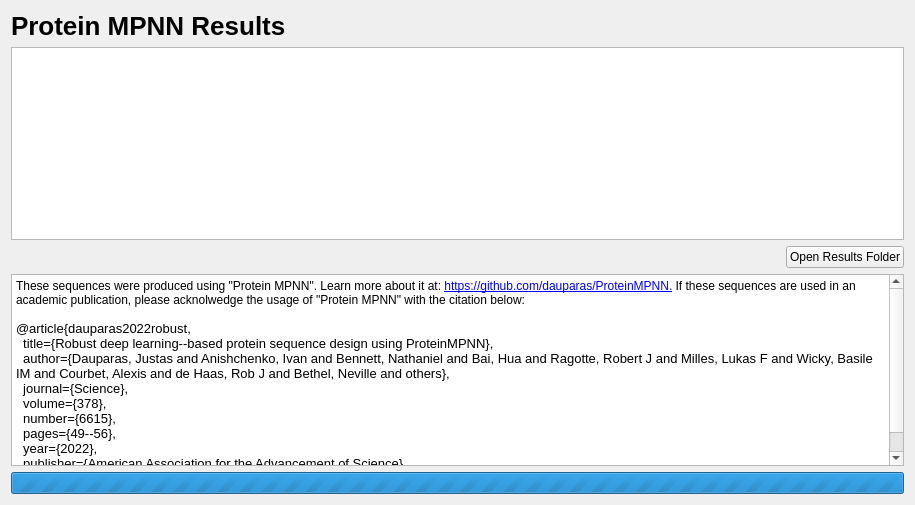
TUM-CBR/pymol-plugins, file cbr/mpnn/visual/MpnnViewer.ui: the form before one commit.
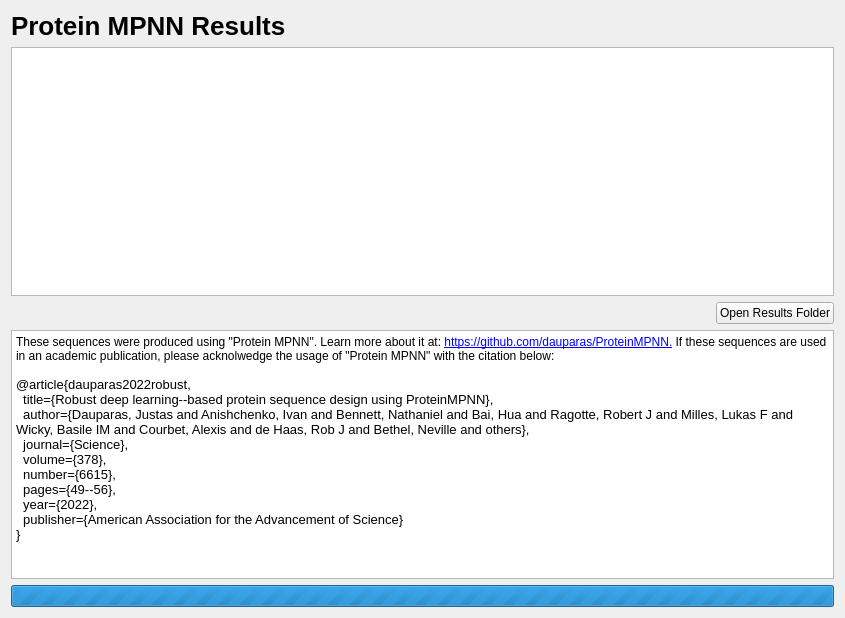
The form after the commit.

What changed in the file:
```diff
--- a/cbr/mpnn/visual/MpnnViewer.ui
+++ b/cbr/mpnn/visual/MpnnViewer.ui
@@ -6,8 +6,8 @@
    <rect>
     <x>0</x>
     <y>0</y>
-    <width>915</width>
-    <height>505</height>
+    <width>845</width>
+    <height>618</height>
    </rect>
   </property>
   <property name="windowTitle">
```
Left out of the diff: 6 changed lines with no effect on the pictures.
